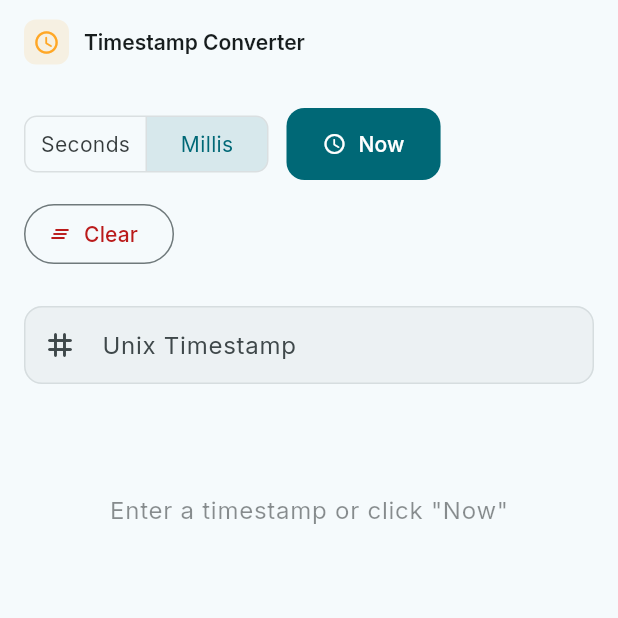
After one commit to ishaan-jindal/DevUtils-Flutter, a Flutter app: the TimestampConverterPage screen opened by its route, after a tap on "Now", after a tap on "Clear", on a phone screen of 412 x 824 dp, the top half of it. The commit adds this screen. Run offline on Flutter 3.47's test engine with Material 3 defaults, Android fonts, the phone set to English and light mode, and no system bars; drawn by our look-alikes of dynamic_color; our stand-ins replace equatable, flutter_bloc, get_it, go_router, google_fonts, injectable and 1 more; accounts and stored records are empty.

Commit message:
feat: Timestamp Converter Unix <-> human readable time

```diff
--- a/lib/core/constants/tools_registry.dart
+++ b/lib/core/constants/tools_registry.dart
@@ -19,6 +19,16 @@ class ToolsRegistry {
       isNew: true,
     ),
     ToolModel(
+      id: 'timestamp_converter',
+      name: 'Timestamp Converter',
+      description: 'Unix ↔ human readable time',
+      icon: Icons.access_time_rounded,
+      accentColor: AppColors.timestampConverter,
+      routePath: '/timestamp-converter',
+      category: ToolCategory.converters,
+      isNew: true,
+    ),
+    ToolModel(
       id: 'jwt_decoder',
       name: 'JWT Decoder',
       description: 'Decode payload & check expiry',
@@ -36,16 +46,6 @@ class ToolsRegistry {
       accentColor: AppColors.regexTester,
       routePath: '/regex-tester',
       category: ToolCategory.testers,
-      isComingSoon: true,
-    ),
-    ToolModel(
-      id: 'timestamp_converter',
-      name: 'Timestamp Converter',
-      description: 'Unix ↔ human readable time',
-      icon: Icons.access_time_rounded,
-      accentColor: AppColors.timestampConverter,
-      routePath: '/timestamp-converter',
-      category: ToolCategory.converters,
       isComingSoon: true,
     ),
     ToolModel(
--- a/lib/core/router/app_router.dart
+++ b/lib/core/router/app_router.dart
@@ -3,6 +3,7 @@ import 'package:go_router/go_router.dart';
 
 import '../../features/home/pages/home_page.dart';
 import '../../features/json_formatter/pages/json_formatter_page.dart';
+import '../../features/timestamp_converter/pages/timestamp_converter_page.dart';
 
 /// App-wide router configuration
 class AppRouter {
@@ -25,10 +26,14 @@ class AppRouter {
         name: 'json_formatter',
         builder: (context, state) => const JsonFormatterPage(),
       ),
+      GoRoute(
+        path: '/timestamp-converter',
+        name: 'timestamp_converter',
+        builder: (context, state) => const TimestampConverterPage(),
+      ),
       // ── Future tool routes ──
       // GoRoute(path: '/jwt-decoder', ...),
       // GoRoute(path: '/regex-tester', ...),
-      // GoRoute(path: '/timestamp-converter', ...),
       // GoRoute(path: '/base64-tools', ...),
       // GoRoute(path: '/url-encoder', ...),
       // GoRoute(path: '/hash-generator', ...),
--- a/lib/features/json_formatter/bloc/json_formatter_bloc.dart
+++ b/lib/features/json_formatter/bloc/json_formatter_bloc.dart
@@ -1,9 +1,10 @@
 import 'package:flutter_bloc/flutter_bloc.dart';
 import 'package:injectable/injectable.dart';
+import 'package:equatable/equatable.dart';
 
 import '../services/json_formatter_service.dart';
-import 'json_formatter_event.dart';
-import 'json_formatter_state.dart';
+part 'json_formatter_event.dart';
+part 'json_formatter_state.dart';
 
 /// BLoC for JSON Formatter feature.
 @injectable
--- a/lib/features/json_formatter/bloc/json_formatter_event.dart
+++ b/lib/features/json_formatter/bloc/json_formatter_event.dart
@@ -1,4 +1,4 @@
-import 'package:equatable/equatable.dart';
+part of 'json_formatter_bloc.dart';
 
 /// Events for the JSON Formatter BLoC.
 abstract class JsonFormatterEvent extends Equatable {
--- a/lib/features/json_formatter/bloc/json_formatter_state.dart
+++ b/lib/features/json_formatter/bloc/json_formatter_state.dart
@@ -1,4 +1,4 @@
-import 'package:equatable/equatable.dart';
+part of 'json_formatter_bloc.dart';
 
 /// State for the JSON Formatter BLoC.
 class JsonFormatterState extends Equatable {
--- a/lib/features/json_formatter/pages/json_formatter_page.dart
+++ b/lib/features/json_formatter/pages/json_formatter_page.dart
@@ -4,8 +4,6 @@ import 'package:flutter_bloc/flutter_bloc.dart';
 import '../../../core/constants/app_constants.dart';
 import '../../../di/injection.dart';
 import '../bloc/json_formatter_bloc.dart';
-import '../bloc/json_formatter_event.dart';
-import '../bloc/json_formatter_state.dart';
 import '../widgets/json_input_area.dart';
 import '../widgets/json_output_area.dart';
 import '../widgets/json_toolbar.dart';
--- /dev/null
+++ b/lib/features/timestamp_converter/bloc/timestamp_converter_bloc.dart
@@ -0,0 +1,84 @@
+import 'package:equatable/equatable.dart';
+import 'package:flutter_bloc/flutter_bloc.dart';
+import 'package:injectable/injectable.dart';
+
+part 'timestamp_converter_state.dart';
+part 'timestamp_converter_event.dart';
+
+/// BLoC for Timestamp Converter feature
+@injectable
+class TimestampConverterBloc
+    extends Bloc<TimestampConverterEvent, TimestampConverterState> {
+  TimestampConverterBloc() : super(const TimestampConverterState()) {
+    on<TimestampInputChanged>(_onInputChanged);
+    on<TimestampModeChanged>(_onModeChanged);
+    on<TimestampNowRequested>(_onNowRequested);
+    on<TimestampClearRequested>(_onClear);
+  }
+
+  void _onInputChanged(
+    TimestampInputChanged event,
+    Emitter<TimestampConverterState> emit,
+  ) {
+    final input = event.input;
+    if (input.trim().isEmpty) {
+      emit(state.copyWith(input: '', clearError: true, clearDateTime: true));
+      return;
+    }
+
+    final val = int.tryParse(input.trim());
+    if (val == null) {
+      emit(
+        state.copyWith(
+          input: input,
+          error: 'Invalid integer',
+          clearDateTime: true,
+        ),
+      );
+      return;
+    }
+
+    try {
+      final dt = state.isMilliseconds
+          ? DateTime.fromMillisecondsSinceEpoch(val)
+          : DateTime.fromMillisecondsSinceEpoch(val * 1000);
+      emit(state.copyWith(input: input, dateTime: dt, clearError: true));
+    } catch (e) {
+      emit(
+        state.copyWith(
+          input: input,
+          error: 'Invalid timestamp',
+          clearDateTime: true,
+        ),
+      );
+    }
+  }
+
+  void _onModeChanged(
+    TimestampModeChanged event,
+    Emitter<TimestampConverterState> emit,
+  ) {
+    emit(state.copyWith(isMilliseconds: event.isMilliseconds));
+    add(
+      TimestampInputChanged(state.input),
+    ); // Re-evaluate current input with new mode
+  }
+
+  void _onNowRequested(
+    TimestampNowRequested event,
+    Emitter<TimestampConverterState> emit,
+  ) {
+    final now = DateTime.now();
+    final val = state.isMilliseconds
+        ? now.millisecondsSinceEpoch
+        : now.millisecondsSinceEpoch ~/ 1000;
+    add(TimestampInputChanged(val.toString()));
+  }
+
+  void _onClear(
+    TimestampClearRequested event,
+    Emitter<TimestampConverterState> emit,
+  ) {
+    emit(TimestampConverterState(isMilliseconds: state.isMilliseconds));
+  }
+}
--- /dev/null
+++ b/lib/features/timestamp_converter/bloc/timestamp_converter_event.dart
@@ -0,0 +1,33 @@
+part of 'timestamp_converter_bloc.dart';
+
+/// Events for the Timestamp Converter BLoC.
+abstract class TimestampConverterEvent extends Equatable {
+  const TimestampConverterEvent();
+
+  @override
+  List<Object?> get props => [];
+}
+
+class TimestampInputChanged extends TimestampConverterEvent {
+  const TimestampInputChanged(this.input);
+  final String input;
+
+  @override
+  List<Object?> get props => [input];
+}
+
+class TimestampModeChanged extends TimestampConverterEvent {
+  const TimestampModeChanged(this.isMilliseconds);
+  final bool isMilliseconds;
+
+  @override
+  List<Object?> get props => [isMilliseconds];
+}
+
+class TimestampNowRequested extends TimestampConverterEvent {
+  const TimestampNowRequested();
+}
+
+class TimestampClearRequested extends TimestampConverterEvent {
+  const TimestampClearRequested();
+}
--- /dev/null
+++ b/lib/features/timestamp_converter/bloc/timestamp_converter_state.dart
@@ -0,0 +1,35 @@
+part of 'timestamp_converter_bloc.dart';
+
+/// State for the Timestamp Converter BLoC.
+class TimestampConverterState extends Equatable {
+  const TimestampConverterState({
+    this.input = '',
+    this.dateTime,
+    this.isMilliseconds = true,
+    this.error,
+  });
+
+  final String input;
+  final DateTime? dateTime;
+  final bool isMilliseconds;
+  final String? error;
+
+  TimestampConverterState copyWith({
+    String? input,
+    DateTime? dateTime,
+    bool? isMilliseconds,
+    String? error,
+    bool clearError = false,
+    bool clearDateTime = false,
+  }) {
+    return TimestampConverterState(
+      input: input ?? this.input,
+      dateTime: clearDateTime ? null : (dateTime ?? this.dateTime),
+      isMilliseconds: isMilliseconds ?? this.isMilliseconds,
+      error: clearError ? null : (error ?? this.error),
+    );
+  }
+
+  @override
+  List<Object?> get props => [input, dateTime, isMilliseconds, error];
+}
--- /dev/null
+++ b/lib/features/timestamp_converter/pages/timestamp_converter_page.dart
@@ -0,0 +1,153 @@
+import 'package:flutter/material.dart';
+import 'package:flutter_bloc/flutter_bloc.dart';
+
+import '../../../core/constants/app_constants.dart';
+import '../../../core/theme/app_colors.dart';
+import '../../../di/injection.dart';
+import '../bloc/timestamp_converter_bloc.dart';
+import '../services/timestamp_converter_service.dart';
+import '../widgets/timestamp_toolbar.dart';
+import '../widgets/timestamp_result_card.dart';
+
+class TimestampConverterPage extends StatefulWidget {
+  const TimestampConverterPage({super.key});
+
+  @override
+  State<TimestampConverterPage> createState() => _TimestampConverterPageState();
+}
+
+class _TimestampConverterPageState extends State<TimestampConverterPage> {
+  final _inputController = TextEditingController();
+  final _service = getIt<TimestampConverterService>();
+
+  @override
+  void dispose() {
+    _inputController.dispose();
+    super.dispose();
+  }
+
+  @override
+  Widget build(BuildContext context) {
+    return BlocProvider(
+      create: (_) => getIt<TimestampConverterBloc>(),
+      child: Scaffold(
+        appBar: AppBar(
+          title: Row(
+            mainAxisSize: MainAxisSize.min,
+            children: [
+              Container(
+                padding: const EdgeInsets.all(6),
+                decoration: BoxDecoration(
+                  color: AppColors.timestampConverter.withValues(alpha: 0.12),
+                  borderRadius: BorderRadius.circular(8),
+                ),
+                child: const Icon(
+                  Icons.access_time_rounded,
+                  size: 18,
+                  color: AppColors.timestampConverter,
+                ),
+              ),
+              const SizedBox(width: 10),
+              const Text('Timestamp Converter'),
+            ],
+          ),
+        ),
+        body: BlocConsumer<TimestampConverterBloc, TimestampConverterState>(
+          listener: (context, state) {
+            // Keep the text controller in sync with the BLoC state when modified externally (e.g., clicking "Now" or "Clear")
+            if (_inputController.text != state.input) {
+              _inputController.value = TextEditingValue(
+                text: state.input,
+                selection: TextSelection.collapsed(offset: state.input.length),
+              );
+            }
+          },
+          builder: (context, state) {
+            final theme = Theme.of(context);
+
+            return SingleChildScrollView(
+              padding: const EdgeInsets.all(AppConstants.spacingMd),
+              child: Column(
+                crossAxisAlignment: CrossAxisAlignment.start,
+                children: [
+                  TimestampToolbar(inputController: _inputController),
+
+                  const SizedBox(height: AppConstants.spacingLg),
+
+                  TextField(
+                    controller: _inputController,
+                    keyboardType: TextInputType.number,
+                    style: const TextStyle(
+                      fontFamily: 'monospace',
+                      fontSize: 16,
+                    ),
+                    decoration: InputDecoration(
+                      labelText: 'Unix Timestamp',
+                      hintText: state.isMilliseconds
+                          ? 'e.g. 1672531200000'
+                          : 'e.g. 1672531200',
+                      errorText: state.error,
+                      prefixIcon: const Icon(Icons.tag_rounded),
+                    ),
+                    onChanged: (val) {
+                      context.read<TimestampConverterBloc>().add(
+                        TimestampInputChanged(val),
+                      );
+                    },
+                  ),
+
+                  const SizedBox(height: AppConstants.spacingLg),
+
+                  if (state.dateTime != null) ...[
+                    Text(
+                      'Results',
+                      style: theme.textTheme.titleMedium?.copyWith(
+                        fontWeight: FontWeight.bold,
+                      ),
+                    ),
+                    const SizedBox(height: AppConstants.spacingMd),
+                    TimestampResultCard(
+                      label: 'Local Time',
+                      value: _service.formatDateTime(state.dateTime!),
+                      subtext: state.dateTime!.timeZoneName,
+                    ),
+                    const SizedBox(height: AppConstants.spacingSm),
+                    TimestampResultCard(
+                      label: 'UTC Time',
+                      value: _service.formatDateTime(state.dateTime!.toUtc()),
+                      subtext: 'UTC',
+                    ),
+                    const SizedBox(height: AppConstants.spacingSm),
+                    TimestampResultCard(
+                      label: 'ISO 8601',
+                      value: state.dateTime!.toUtc().toIso8601String(),
+                    ),
+                    const SizedBox(height: AppConstants.spacingSm),
+                    TimestampResultCard(
+                      label: 'Relative',
+                      value: _service.getRelativeTime(state.dateTime!),
+                    ),
+                  ] else if (state.input.isEmpty) ...[
+                    Center(
+                      child: Padding(
+                        padding: const EdgeInsets.all(AppConstants.spacingXxl),
+                        child: Text(
+                          'Enter a timestamp or click "Now"',
+                          style: theme.textTheme.bodyLarge?.copyWith(
+                            color: theme.colorScheme.onSurface.withValues(
+                              alpha: 0.5,
+                            ),
+                          ),
+                        ),
+                      ),
+                    ),
+                  ],
+                ],
+              ),
+            );
+          },
+        ),
+      ),
+    );
+  }
+}
--- /dev/null
+++ b/lib/features/timestamp_converter/services/timestamp_converter_service.dart
@@ -0,0 +1,32 @@
+import 'package:injectable/injectable.dart';
+
+@lazySingleton
+class TimestampConverterService {
+  /// Formats the DateTime into a clean local string (e.g., 2024-05-18 19:02:58)
+  String formatDateTime(DateTime dt) {
+    return dt.toString().split('.').first;
+  }
+
+  /// Calculates the human-readable relative time
+  String getRelativeTime(DateTime dateTime) {
+    final now = DateTime.now();
+    final difference = dateTime.difference(now);
+    final isPast = difference.isNegative;
+    final absDiff = difference.abs();
+
+    if (absDiff.inSeconds < 60) return 'Just now';
+    if (absDiff.inMinutes < 60) {
+      return '${absDiff.inMinutes} minutes ${isPast ? 'ago' : 'from now'}';
+    }
+    if (absDiff.inHours < 24) {
+      return '${absDiff.inHours} hours ${isPast ? 'ago' : 'from now'}';
+    }
+    if (absDiff.inDays < 30) {
+      return '${absDiff.inDays} days ${isPast ? 'ago' : 'from now'}';
+    }
+    if (absDiff.inDays < 365) {
+      return '${absDiff.inDays ~/ 30} months ${isPast ? 'ago' : 'from now'}';
+    }
+    return '${absDiff.inDays ~/ 365} years ${isPast ? 'ago' : 'from now'}';
+  }
+}
--- /dev/null
+++ b/lib/features/timestamp_converter/widgets/timestamp_result_card.dart
@@ -0,0 +1,81 @@
+import 'package:flutter/material.dart';
+import 'package:flutter/services.dart';
+import '../../../core/utils/snackbar_utils.dart';
+
+class TimestampResultCard extends StatelessWidget {
+  final String label;
+  final String value;
+  final String? subtext;
+
+  const TimestampResultCard({
+    super.key,
+    required this.label,
+    required this.value,
+    this.subtext,
+  });
+
+  @override
+  Widget build(BuildContext context) {
+    final theme = Theme.of(context);
+
+    return Card(
+      margin: EdgeInsets.zero,
+      child: Padding(
+        padding: const EdgeInsets.symmetric(horizontal: 16, vertical: 12),
+        child: Row(
+          children: [
+            Expanded(
+              child: Column(
+                crossAxisAlignment: CrossAxisAlignment.start,
+                children: [
+                  Text(
+                    label,
+                    style: theme.textTheme.labelMedium?.copyWith(
+                      color: theme.colorScheme.primary,
+                      fontWeight: FontWeight.bold,
+                    ),
+                  ),
+                  const SizedBox(height: 4),
+                  Wrap(
+                    crossAxisAlignment: WrapCrossAlignment.center,
+                    children: [
+                      Text(
+                        value,
+                        style: theme.textTheme.bodyLarge?.copyWith(
+                          fontFamily: 'monospace',
+                          fontWeight: FontWeight.w600,
+                        ),
+                      ),
+                      if (subtext != null) ...[
+                        const SizedBox(width: 8),
+                        Text(
+                          subtext!,
+                          style: theme.textTheme.bodySmall?.copyWith(
+                            color: theme.colorScheme.onSurface.withValues(
+                              alpha: 0.5,
+                            ),
+                          ),
+                        ),
+                      ],
+                    ],
+                  ),
+                ],
+              ),
+            ),
+            IconButton(
+              icon: const Icon(Icons.copy_rounded, size: 20),
+              tooltip: 'Copy to clipboard',
+              onPressed: () {
+                Clipboard.setData(ClipboardData(text: value));
+                SnackbarUtils.showSuccess(
+                  context,
+                  '$label copied to clipboard',
+                );
+              },
+            ),
+          ],
+        ),
+      ),
+    );
+  }
+}
--- /dev/null
+++ b/lib/features/timestamp_converter/widgets/timestamp_toolbar.dart
@@ -0,0 +1,65 @@
+import 'package:flutter/material.dart';
+import 'package:flutter_bloc/flutter_bloc.dart';
+import '../bloc/timestamp_converter_bloc.dart';
+
+class TimestampToolbar extends StatelessWidget {
+  final TextEditingController inputController;
+
+  const TimestampToolbar({super.key, required this.inputController});
+
+  @override
+  Widget build(BuildContext context) {
+    final theme = Theme.of(context);
+
+    return BlocBuilder<TimestampConverterBloc, TimestampConverterState>(
+      buildWhen: (previous, current) =>
+          previous.isMilliseconds != current.isMilliseconds,
+      builder: (context, state) {
+        return Wrap(
+          spacing: 12,
+          runSpacing: 12,
+          crossAxisAlignment: WrapCrossAlignment.center,
+          children: [
+            ToggleButtons(
+              isSelected: [!state.isMilliseconds, state.isMilliseconds],
+              onPressed: (index) {
+                context.read<TimestampConverterBloc>().add(
+                  TimestampModeChanged(index == 1),
+                );
+              },
+              borderRadius: BorderRadius.circular(8),
+              constraints: const BoxConstraints(minHeight: 36, minWidth: 80),
+              children: const [Text('Seconds'), Text('Millis')],
+            ),
+            FilledButton.icon(
+              onPressed: () {
+                context.read<TimestampConverterBloc>().add(
+                  const TimestampNowRequested(),
+                );
+              },
+              icon: const Icon(Icons.schedule_rounded, size: 16),
+              label: const Text('Now'),
+            ),
+            OutlinedButton.icon(
+              onPressed: () {
+                inputController.clear();
+                context.read<TimestampConverterBloc>().add(
+                  const TimestampClearRequested(),
+                );
+              },
+              icon: Icon(
+                Icons.clear_all_rounded,
+                size: 16,
+                color: theme.colorScheme.error,
+              ),
+              label: Text(
+                'Clear',
+                style: TextStyle(color: theme.colorScheme.error),
+              ),
+            ),
+          ],
+        );
+      },
+    );
+  }
+}
```
Also changed, not shown: lib/di/injection.config.dart.
